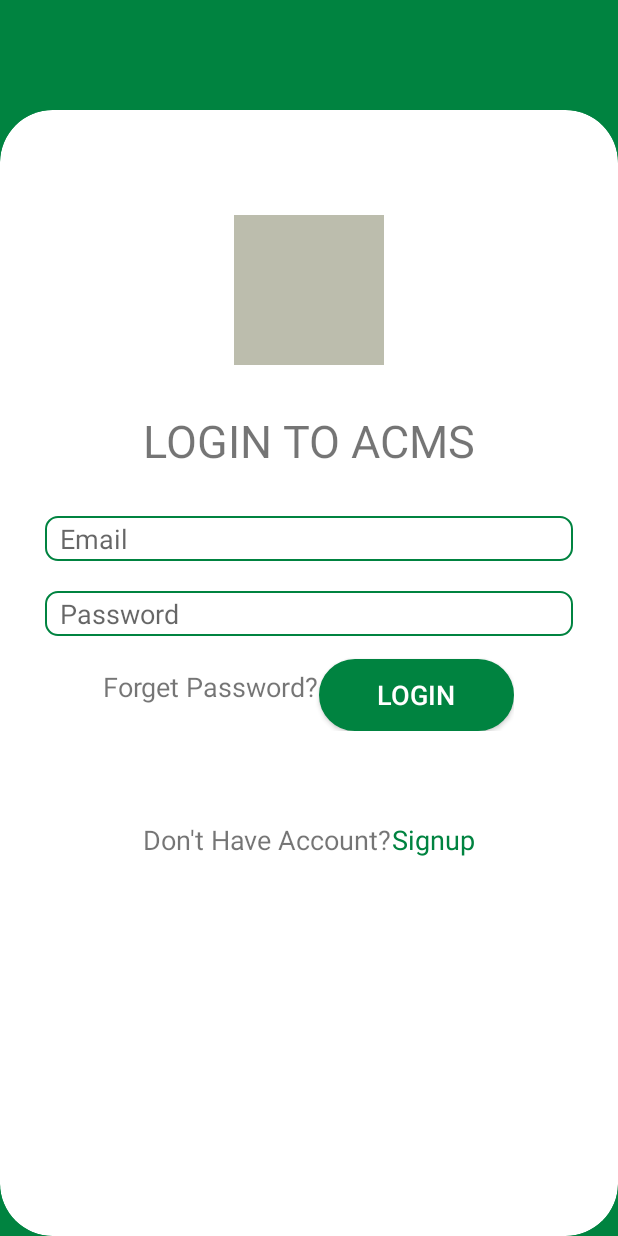
After one commit to mahmad627/ACMS, an Android app: the Login screen opened directly, with no data from a screen before it, on a phone screen of 412 x 824 dp. The commit adds this screen. Run offline under Robolectric (Android 15) with nearby library versions, the phone set to English and light mode, and no system bars.

Commit message:
Added login layout and activity

```diff
--- a/app/build.gradle
+++ b/app/build.gradle
@@ -23,11 +23,15 @@ android {
 }
 
 dependencies {
-    implementation fileTree(dir: "libs", include: ["*.jar"])
+    implementation 'com.mcxiaoke.volley:library-aar:1.0.0'
+    implementation 'androidx.legacy:legacy-support-v4:1.0.0'
+    implementation 'nl.psdcompany:duo-navigation-drawer:3.0.0'
+    implementation fileTree(dir: 'libs', include: ['*.jar'])
     implementation 'androidx.appcompat:appcompat:1.2.0'
     implementation 'androidx.constraintlayout:constraintlayout:2.0.1'
     testImplementation 'junit:junit:4.12'
-    androidTestImplementation 'androidx.test.ext:junit:1.1.2'
+    androidTestImplementation 'androidx.test:runner:1.3.0'
     androidTestImplementation 'androidx.test.espresso:espresso-core:3.3.0'
+    implementation 'androidx.cardview:cardview:1.0.0'
 
 }
--- a/app/src/main/AndroidManifest.xml
+++ b/app/src/main/AndroidManifest.xml
@@ -9,6 +9,7 @@
         android:roundIcon="@mipmap/ic_launcher_round"
         android:supportsRtl="true"
         android:theme="@style/AppTheme">
+        <activity android:name=".Login"></activity>
         <activity android:name=".MainActivity">
             <intent-filter>
                 <action android:name="android.intent.action.MAIN" />
--- /dev/null
+++ b/app/src/main/java/com/example/acms/Login.java
@@ -0,0 +1,15 @@
+package com.example.acms;
+
+import androidx.appcompat.app.AppCompatActivity;
+
+import android.os.Bundle;
+
+public class Login extends AppCompatActivity {
+
+    @Override
+    protected void onCreate(Bundle savedInstanceState) {
+        super.onCreate(savedInstanceState);
+        setContentView(R.layout.activity_login);
+        getSupportActionBar().hide();
+    }
+}
--- a/app/src/main/java/com/example/acms/MainActivity.java
+++ b/app/src/main/java/com/example/acms/MainActivity.java
@@ -2,13 +2,25 @@ package com.example.acms;
 
 import androidx.appcompat.app.AppCompatActivity;
 
+import android.content.Intent;
 import android.os.Bundle;
+import android.view.View;
+import android.widget.Button;
 
 public class MainActivity extends AppCompatActivity {
-
+Button btn1;
     @Override
     protected void onCreate(Bundle savedInstanceState) {
         super.onCreate(savedInstanceState);
         setContentView(R.layout.activity_main);
+        btn1=findViewById(R.id.btn);
+        btn1.setOnClickListener(new View.OnClickListener() {
+            @Override
+            public void onClick(View view) {
+                Intent i = new Intent(getApplicationContext(),Login.class);
+                startActivity(i);
+            }
+        });
+
     }
 }
--- /dev/null
+++ b/app/src/main/res/drawable/bt_style1.xml
@@ -0,0 +1,9 @@
+<?xml version="1.0" encoding="utf-8"?>
+<shape xmlns:android="http://schemas.android.com/apk/res/android" android:shape="rectangle">
+    <stroke
+        android:width="1dp"
+        android:color="#008340"
+        />
+    <corners android:radius="30dp"/>
+    <solid android:color="#008340"></solid>
+</shape>
--- /dev/null
+++ b/app/src/main/res/drawable/bt_style2.xml
@@ -0,0 +1,9 @@
+<?xml version="1.0" encoding="utf-8"?>
+<shape xmlns:android="http://schemas.android.com/apk/res/android" android:shape="rectangle">
+    <stroke
+        android:width="1dp"
+        android:color="#F44336"
+        />
+    <corners android:radius="30dp"/>
+    <solid android:color="#F44336"></solid>
+</shape>
--- /dev/null
+++ b/app/src/main/res/drawable/bt_style3.xml
@@ -0,0 +1,9 @@
+<?xml version="1.0" encoding="utf-8"?>
+<shape xmlns:android="http://schemas.android.com/apk/res/android" android:shape="rectangle">
+    <stroke
+        android:width="1dp"
+        android:color="#3F51B5"
+        />
+    <corners android:radius="30dp"/>
+    <solid android:color="#3F51B5"></solid>
+</shape>
--- /dev/null
+++ b/app/src/main/res/drawable/bt_style4.xml
@@ -0,0 +1,9 @@
+<?xml version="1.0" encoding="utf-8"?>
+<shape xmlns:android="http://schemas.android.com/apk/res/android" android:shape="rectangle">
+    <stroke
+        android:width="1dp"
+        android:color="#03A9F4"
+        />
+    <corners android:radius="30dp"/>
+    <solid android:color="#03A9F4"></solid>
+</shape>
--- /dev/null
+++ b/app/src/main/res/drawable/edt_style1.xml
@@ -0,0 +1,7 @@
+<?xml version="1.0" encoding="utf-8"?>
+<shape xmlns:android="http://schemas.android.com/apk/res/android" android:shape="rectangle">
+    <stroke
+        android:width="1dp"
+        android:color="#008340" />
+    <corners android:radius="8dp"/>
+</shape>
--- /dev/null
+++ b/app/src/main/res/layout/activity_login.xml
@@ -0,0 +1,128 @@
+<?xml version="1.0" encoding="utf-8"?>
+<RelativeLayout
+    xmlns:android="http://schemas.android.com/apk/res/android" android:layout_width="match_parent"
+    android:layout_height="match_parent"
+    android:background="#008340">
+    <RelativeLayout
+        android:layout_width="match_parent"
+        android:layout_height="70dp"
+        android:id="@+id/rel1">
+    </RelativeLayout>
+    <androidx.cardview.widget.CardView
+        xmlns:card_view="http://schemas.android.com/apk/res-auto"
+        android:id="@+id/card_view_inner"
+        android:layout_width="match_parent"
+        android:layout_below="@id/rel1"
+        android:layout_height="800dp"
+        android:layout_gravity="center"
+        android:layout_marginTop="3dp"
+        card_view:cardBackgroundColor="#FFFFFF"
+        card_view:cardCornerRadius="35dp"
+        card_view:cardElevation="0dp" >
+        <RelativeLayout
+            android:layout_width="match_parent"
+            android:layout_height="match_parent"
+            android:id="@+id/rel2">
+<ImageView
+    android:layout_marginTop="70dp"
+    android:layout_width="100dp"
+    android:layout_height="100dp"
+    android:background="#BCBDAD"
+    android:id="@+id/acms_img"
+    android:layout_centerHorizontal="true"
+    ></ImageView>
+            <TextView
+                android:layout_marginTop="30dp"
+                android:textSize="30dp"
+                android:layout_width="wrap_content"
+                android:layout_height="wrap_content"
+                android:id="@+id/logintext"
+                android:text="LOGIN TO ACMS"
+                android:layout_below="@id/acms_img"
+                android:layout_centerHorizontal="true"></TextView>
+            <EditText
+                android:paddingLeft="10dp"
+                android:hint="Email"
+                android:layout_marginTop="30dp"
+                android:layout_below="@+id/logintext"
+                android:layout_width="match_parent"
+                android:layout_height="30dp"
+                android:layout_marginRight="30dp"
+                android:layout_marginLeft="30dp"
+                android:id="@+id/edt_email"
+                android:background="@drawable/edt_style1">
+
+            </EditText>
+
+            <EditText
+                android:paddingLeft="10dp"
+                android:hint="Password"
+                android:layout_marginTop="20dp"
+                android:layout_width="match_parent"
+                android:layout_height="30dp"
+                android:layout_marginRight="30dp"
+                android:layout_marginLeft="30dp"
+                android:id="@+id/edt_password"
+                android:background="@drawable/edt_style1"
+                android:layout_below="@+id/edt_email">
+
+            </EditText>
+            <LinearLayout
+                android:layout_width="wrap_content"
+                android:layout_height="wrap_content"
+                android:orientation="horizontal"
+                android:id="@+id/line4"
+                android:layout_below="@id/edt_password"
+                android:layout_centerHorizontal="true"
+                >
+            <TextView
+                android:layout_width="wrap_content"
+                android:layout_height="wrap_content"
+                android:text="Forget Password?"
+                android:layout_marginTop="10dp"
+                android:id="@+id/text_fgpass"
+                android:textSize="18dp"
+                android:layout_below="@id/edt_password"></TextView>
+            <Button
+                android:id="@+id/btn_login"
+                android:layout_width="130dp"
+                android:layout_height="wrap_content"
+                android:text="Login"
+                android:textSize="18dp"
+                android:textColor="#fff"
+                android:background="@drawable/bt_style1"
+                android:layout_marginTop="15dp"
+                ></Button>
+            </LinearLayout>
+            <LinearLayout
+                android:layout_marginTop="50dp"
+                android:layout_width="wrap_content"
+                android:layout_height="wrap_content"
+                android:orientation="horizontal"
+                android:id="@+id/line5"
+                android:layout_below="@id/line4"
+                android:layout_centerHorizontal="true"
+                >
+                <TextView
+                    android:layout_width="wrap_content"
+                    android:layout_height="wrap_content"
+                    android:text="Don't Have Account?"
+                    android:layout_marginTop="10dp"
+                    android:id="@+id/text_dnthaccount"
+                    android:textSize="18dp"
+                   ></TextView>
+                <TextView
+                    android:layout_width="wrap_content"
+                    android:layout_height="wrap_content"
+                    android:text="Signup"
+                    android:layout_marginTop="10dp"
+                    android:textColor="#008340"
+                    android:id="@+id/text_sidnup"
+                    android:textSize="18dp"
+                    ></TextView>
+            </LinearLayout>
+        </RelativeLayout>
+
+    </androidx.cardview.widget.CardView>
+
+</RelativeLayout>
--- a/app/src/main/res/layout/activity_main.xml
+++ b/app/src/main/res/layout/activity_main.xml
@@ -1,18 +1,15 @@
 <?xml version="1.0" encoding="utf-8"?>
-<androidx.constraintlayout.widget.ConstraintLayout xmlns:android="http://schemas.android.com/apk/res/android"
+<LinearLayout xmlns:android="http://schemas.android.com/apk/res/android"
     xmlns:app="http://schemas.android.com/apk/res-auto"
     xmlns:tools="http://schemas.android.com/tools"
     android:layout_width="match_parent"
     android:layout_height="match_parent"
     tools:context=".MainActivity">
 
-    <TextView
-        android:layout_width="wrap_content"
-        android:layout_height="wrap_content"
-        android:text="Hello World!"
-        app:layout_constraintBottom_toBottomOf="parent"
-        app:layout_constraintLeft_toLeftOf="parent"
-        app:layout_constraintRight_toRightOf="parent"
-        app:layout_constraintTop_toTopOf="parent" />
+   <Button
+       android:layout_width="wrap_content"
+       android:layout_height="wrap_content"
+       android:text="Login>>"
+       android:id="@+id/btn"></Button>
 
-</androidx.constraintlayout.widget.ConstraintLayout>
+</LinearLayout>
```
